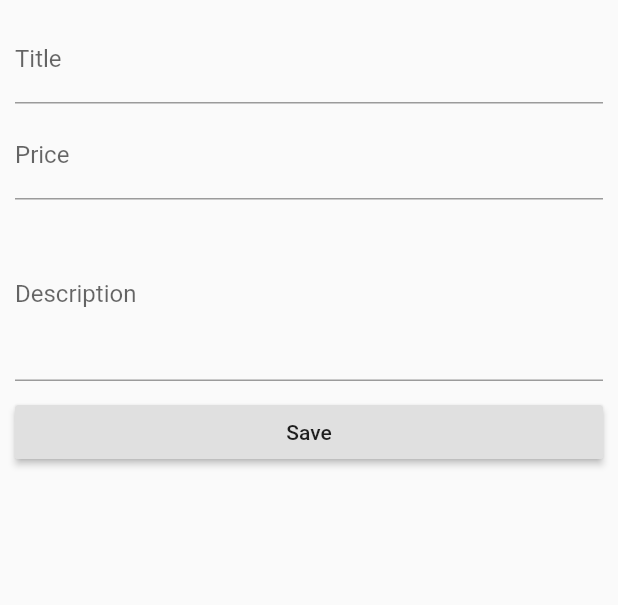
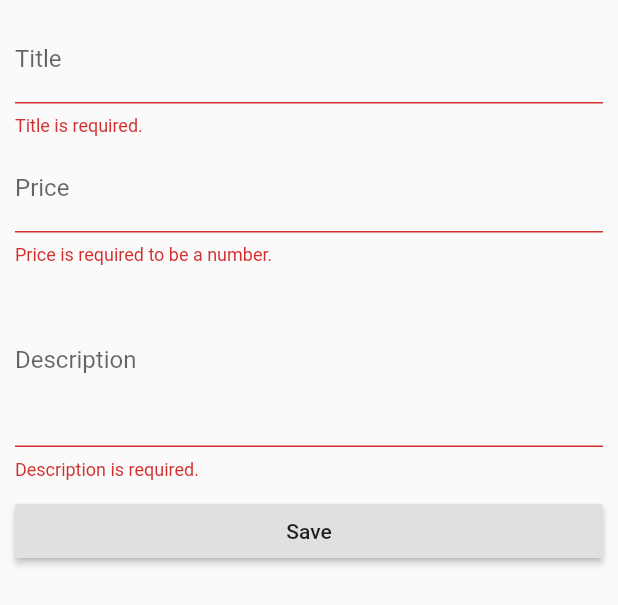
Before and after one commit to petercsakany/easylist, a Flutter app: the ProductCreatePage widget shown alone on an empty page, opened directly with empty values, after a tap on "Save", on a phone screen of 412 x 824 dp. Shown: the top 605 px of the screen. Run offline on Flutter 3.47's test engine with Material 2 defaults, Android fonts, the phone set to English and light mode, and no system bars.

```diff
--- a/lib/pages/product_create.dart
+++ b/lib/pages/product_create.dart
@@ -14,8 +14,13 @@ class _ProductCreatePage extends State<ProductCreatePage> {
   String _titleValue = '';
   String _descriptionValue = '';
   double _priceValue = 0;
+  final GlobalKey<FormState> _formKey = GlobalKey<FormState>();
 
   void _submitForm() {
+    if (!_formKey.currentState.validate()) {
+      return;
+    }
+    _formKey.currentState.save();
     final Map<String, dynamic> product = {
       'title': _titleValue,
       'image': 'assets/food.jpg',
@@ -26,39 +31,54 @@ class _ProductCreatePage extends State<ProductCreatePage> {
     Navigator.pushReplacementNamed(context, '/list');
   }
 
-  TextField buildDescriptionTextField() {
-    return TextField(
+  TextFormField buildDescriptionTextField() {
+    return TextFormField(
         decoration: InputDecoration(
           labelText: 'Description',
         ),
         keyboardType: TextInputType.multiline,
         maxLines: 4,
-        onChanged: (String value) {
+        validator: (String input) {
+          if (input.isEmpty) {
+            return 'Description is required.';
+          }
+        },
+        onSaved: (String value) {
           setState(() {
             _descriptionValue = value;
           });
         });
   }
 
-  TextField buildPriceTextField() {
-    return TextField(
+  TextFormField buildPriceTextField() {
+    return TextFormField(
         decoration: InputDecoration(
           labelText: 'Price',
         ),
+        validator: (String input) {
+          if (input.isEmpty || double.tryParse(input) == null) {
+            return 'Price is required to be a number.';
+          }
+        },
         keyboardType: TextInputType.number,
-        onChanged: (String value) {
+        onSaved: (String value) {
           setState(() {
             _priceValue = double.parse(value);
           });
         });
   }
 
-  TextField buildTitleTextField() {
-    return TextField(
+  TextFormField buildTitleTextField() {
+    return TextFormField(
       decoration: InputDecoration(
         labelText: 'Title',
       ),
-      onChanged: (String value) {
+      validator: (String input) {
+        if (input.isEmpty) {
+          return 'Title is required.';
+        }
+      },
+      onSaved: (String value) {
         setState(() {
           _titleValue = value;
         });
@@ -70,6 +90,8 @@ class _ProductCreatePage extends State<ProductCreatePage> {
   Widget build(BuildContext context) {
     return Container(
       margin: EdgeInsets.all(10.0),
+      child: Form(
+        key: _formKey,
         child: ListView(
           children: <Widget>[
             buildTitleTextField(),
@@ -90,6 +112,7 @@ class _ProductCreatePage extends State<ProductCreatePage> {
             )
           ],
         ),
+      ),
     );
   }
 }
```
Lines whose indentation alone changed are shown as unchanged.
